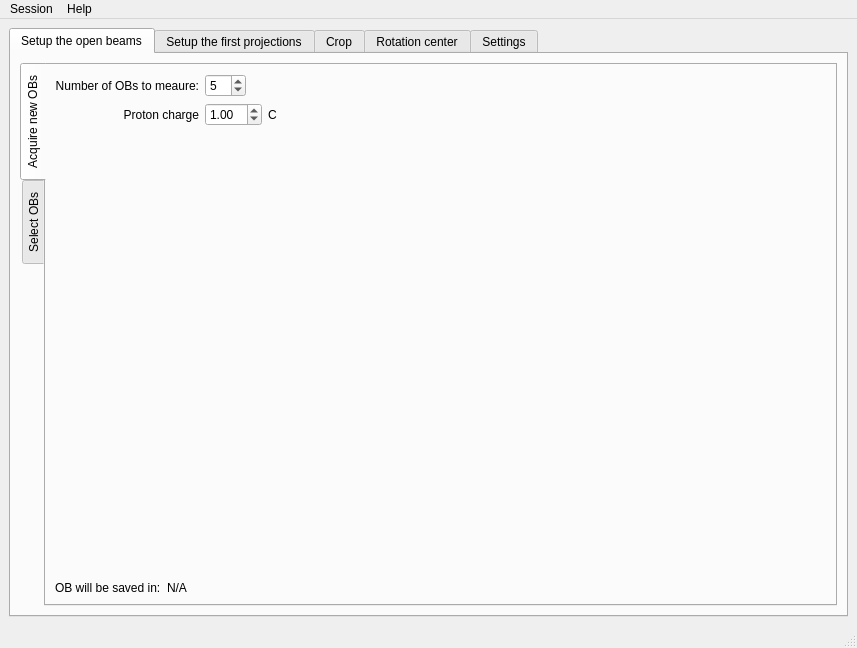
First picture: the form in src/asui/ui/main_application.ui, repository ornlneutronimaging/HyperCTui, before the edit.
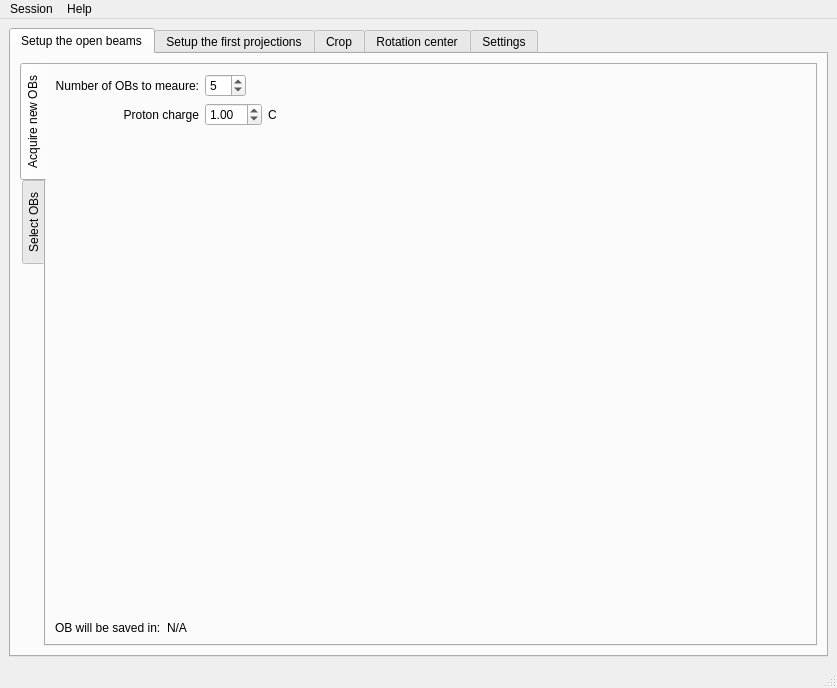
Second picture: the form after the edit. Icons and pictures are not drawn.

```diff
--- a/src/asui/ui/main_application.ui
+++ b/src/asui/ui/main_application.ui
@@ -6,8 +6,8 @@
    <rect>
     <x>0</x>
     <y>0</y>
-    <width>857</width>
-    <height>648</height>
+    <width>837</width>
+    <height>688</height>
    </rect>
   </property>
   <property name="windowTitle">
@@ -435,7 +435,7 @@
     <rect>
      <x>0</x>
      <y>0</y>
-     <width>857</width>
+     <width>837</width>
      <height>24</height>
     </rect>
    </property>
```
Left out of the diff: 17 changed lines with no effect on the pictures.
